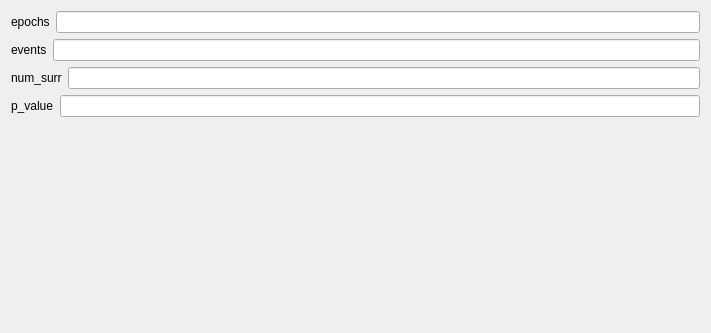
This is modules/CEAMSModules/DpliConnectivity/Ui_DpliConnectivitySettingsView.ui in SnoozToolbox/snooz-package-ceams as Qt 5 draws it before an edit. The edited form follows.
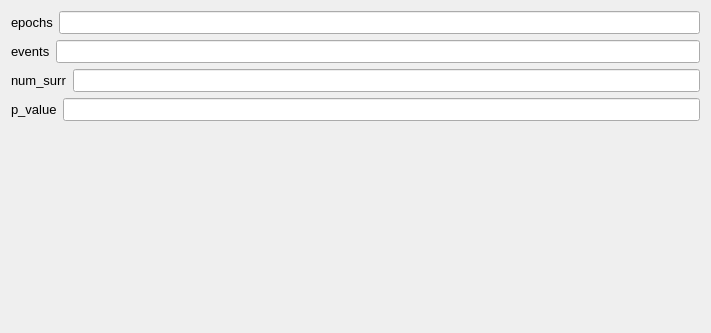
This is the edited form.

Commit message: Font step 4: forms without fonts of their own, look kept

```diff
--- a/modules/CEAMSModules/DpliConnectivity/Ui_DpliConnectivitySettingsView.ui
+++ b/modules/CEAMSModules/DpliConnectivity/Ui_DpliConnectivitySettingsView.ui
@@ -13,21 +13,29 @@
   <property name="windowTitle">
    <string>Form</string>
   </property>
-  <property name="styleSheet">
-   <string notr="true">font: 10pt &quot;Roboto-Regular&quot;;</string>
-  </property>
   <layout class="QVBoxLayout" name="verticalLayout">
    <item>
     <layout class="QHBoxLayout" name="signals_horizontalLayout">
      <item>
       <widget class="QLabel" name="epochs_label">
+       <property name="font">
+        <font>
+         <pointsize>10</pointsize>
+        </font>
+       </property>
        <property name="text">
         <string>epochs</string>
        </property>
       </widget>
      </item>
      <item>
-      <widget class="QLineEdit" name="epochs_lineedit"/>
+      <widget class="QLineEdit" name="epochs_lineedit">
+       <property name="font">
+        <font>
+         <pointsize>10</pointsize>
+        </font>
+       </property>
+      </widget>
      </item>
     </layout>
    </item>
@@ -35,13 +43,24 @@
     <layout class="QHBoxLayout" name="events_horizontalLayout">
      <item>
       <widget class="QLabel" name="events_label">
+       <property name="font">
+        <font>
+         <pointsize>10</pointsize>
+        </font>
+       </property>
        <property name="text">
         <string>events</string>
        </property>
       </widget>
      </item>
      <item>
-      <widget class="QLineEdit" name="events_lineedit"/>
+      <widget class="QLineEdit" name="events_lineedit">
+       <property name="font">
+        <font>
+         <pointsize>10</pointsize>
+        </font>
+       </property>
+      </widget>
      </item>
     </layout>
    </item>
@@ -49,13 +68,24 @@
     <layout class="QHBoxLayout" name="num_surr_horizontalLayout">
      <item>
       <widget class="QLabel" name="num_surr_label">
+       <property name="font">
+        <font>
+         <pointsize>10</pointsize>
+        </font>
+       </property>
        <property name="text">
         <string>num_surr</string>
        </property>
       </widget>
      </item>
      <item>
-      <widget class="QLineEdit" name="num_surr_lineedit"/>
+      <widget class="QLineEdit" name="num_surr_lineedit">
+       <property name="font">
+        <font>
+         <pointsize>10</pointsize>
+        </font>
+       </property>
+      </widget>
      </item>
     </layout>
    </item>
@@ -63,13 +93,24 @@
     <layout class="QHBoxLayout" name="p_value_horizontalLayout">
      <item>
       <widget class="QLabel" name="p_value_label">
+       <property name="font">
+        <font>
+         <pointsize>10</pointsize>
+        </font>
+       </property>
        <property name="text">
         <string>p_value</string>
        </property>
       </widget>
      </item>
      <item>
-      <widget class="QLineEdit" name="p_value_lineedit"/>
+      <widget class="QLineEdit" name="p_value_lineedit">
+       <property name="font">
+        <font>
+         <pointsize>10</pointsize>
+        </font>
+       </property>
+      </widget>
      </item>
     </layout>
    </item>
```
The commit also changes 427 other files.
